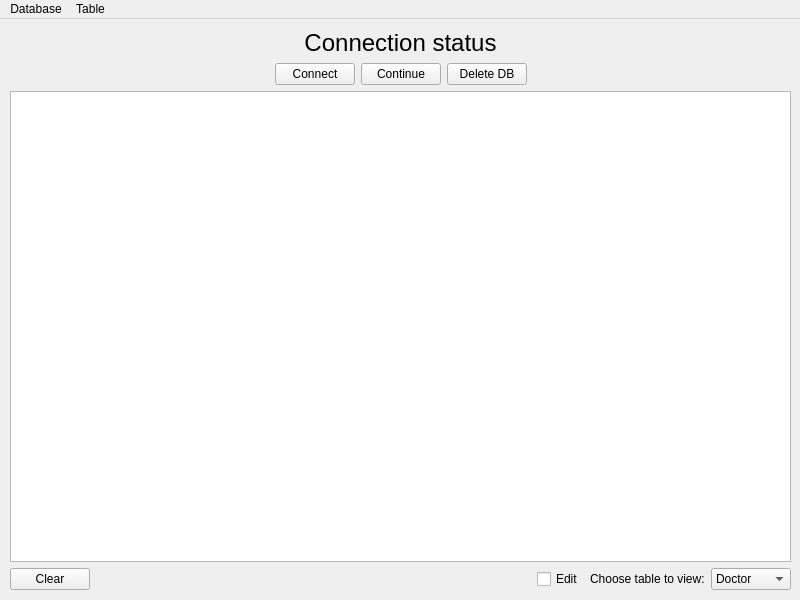
The window that ui/MainWindow.ui (YetToBeNamedHSETeam/DatabasesProject2) describes before a commit, drawn with Qt 5.
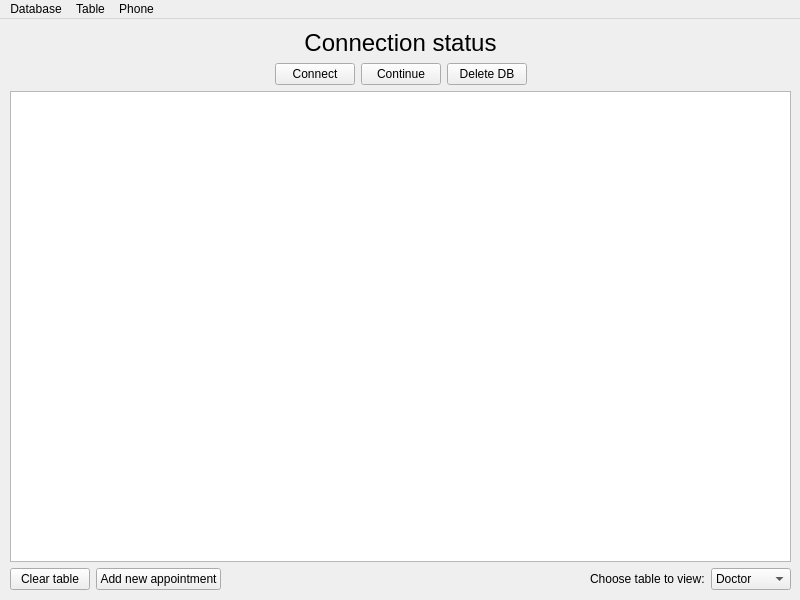
The same window after the commit.

The edit to the form file:
```diff
--- a/ui/MainWindow.ui
+++ b/ui/MainWindow.ui
@@ -119,7 +119,14 @@
        <item>
         <widget class="QPushButton" name="clear_table_button">
          <property name="text">
-          <string>Clear</string>
+          <string>Clear table</string>
+         </property>
+        </widget>
+       </item>
+       <item>
+        <widget class="QPushButton" name="add_appointment_button">
+         <property name="text">
+          <string>Add new appointment</string>
          </property>
         </widget>
        </item>
@@ -136,13 +143,6 @@
          </property>
         </spacer>
        </item>
-       <item>
-        <widget class="QCheckBox" name="edit_check_box">
-         <property name="text">
-          <string>Edit</string>
-         </property>
-        </widget>
-       </item>
        <item>
         <widget class="QLabel" name="combo_box_label">
          <property name="text">
@@ -223,8 +223,16 @@
     </widget>
     <addaction name="menu_clear"/>
    </widget>
+   <widget class="QMenu" name="menu_phone">
+    <property name="title">
+     <string>Phone</string>
+    </property>
+    <addaction name="action_search_by_phone"/>
+    <addaction name="action_delete_by_phone"/>
+   </widget>
    <addaction name="menu_db"/>
    <addaction name="menu_table"/>
+   <addaction name="menu_phone"/>
   </widget>
   <action name="action_disconnect">
    <property name="text">
```
Left out of the diff: 12 changed lines with no effect on the pictures.
